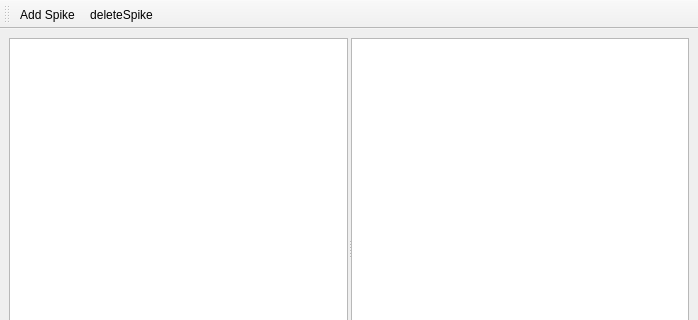
First picture: the form in ui/reknote.ui, repository Narfinger/reknote, before the edit; both pictures show x 0 to 698 and y 0 to 320 of the 698 by 488 pixel window.
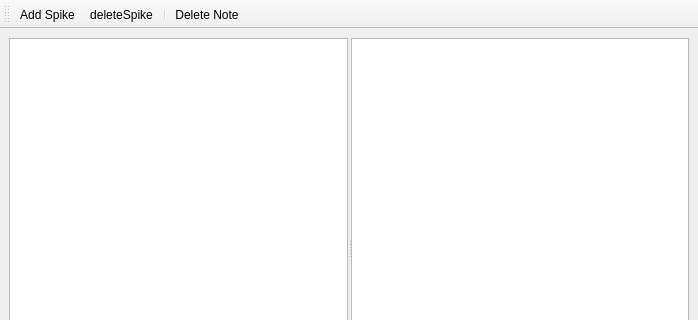
Second picture: the form after the edit. Icons and pictures are not drawn. Custom widgets are drawn as their Qt base class.

Commit message: added removing of notes

What changed in the file:
```diff
--- a/ui/reknote.ui
+++ b/ui/reknote.ui
@@ -107,6 +107,8 @@
    </attribute>
    <addaction name="actionAddSpike"/>
    <addaction name="actionDeleteSpike"/>
+   <addaction name="separator"/>
+   <addaction name="actionDeleteNote"/>
   </widget>
   <widget class="QStatusBar" name="statusBar"/>
   <action name="actionAddSpike">
@@ -129,6 +131,17 @@
     <string>deleteSpike</string>
    </property>
   </action>
+  <action name="actionDeleteNote">
+   <property name="icon">
+    <iconset theme="edit-delete"/>
+   </property>
+   <property name="text">
+    <string>Delete Note</string>
+   </property>
+   <property name="shortcut">
+    <string>Del</string>
+   </property>
+  </action>
  </widget>
  <customwidgets>
   <customwidget>
```
The commit also changes 5 other files.
